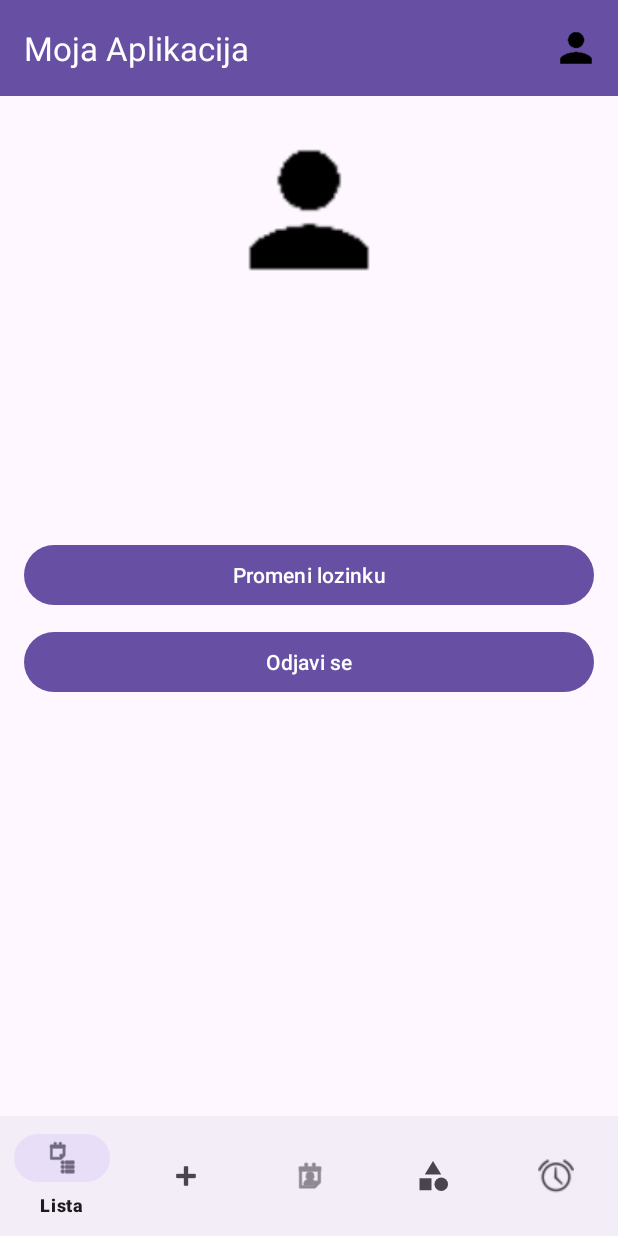
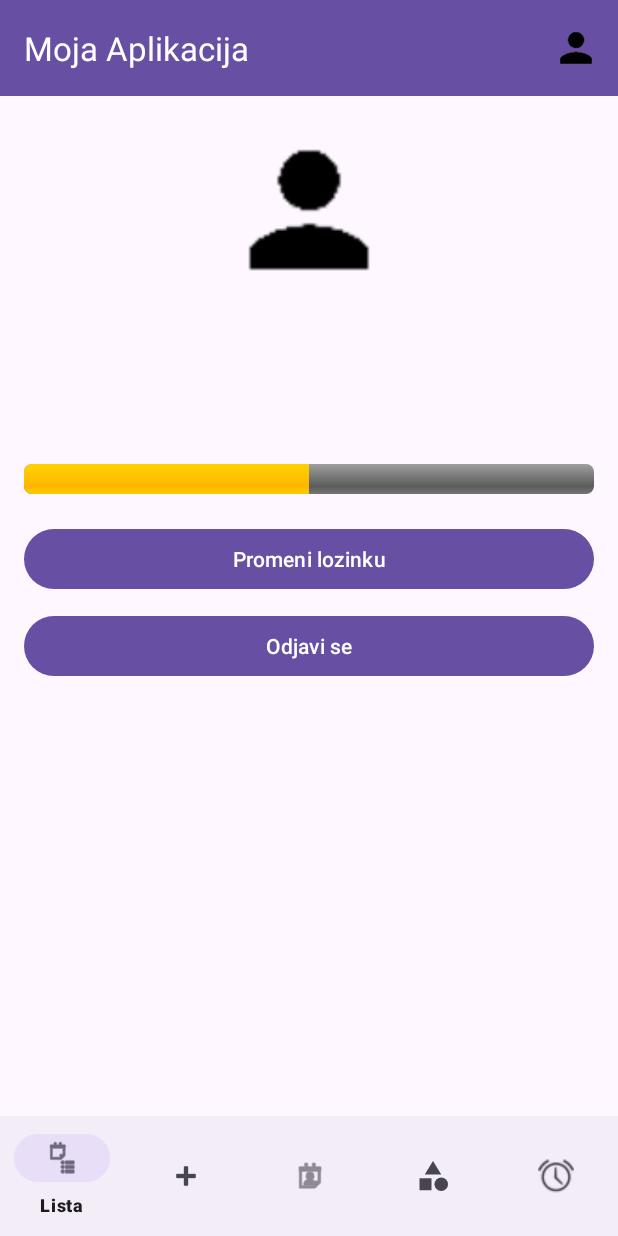
Before and after one commit to milosmat/e2-ma-tim40-2025, an Android app: the fragment ProfileFragment placed in its activity, on a phone screen of 412 x 824 dp. Run offline under Robolectric (Android 15) with nearby library versions, the phone set to English and light mode, and no system bars; our stand-ins replace Firebase (no records; nobody signed in at launch, a user with empty details on screens opened directly); 1 statement that could not run was skipped.

Commit message:
progres bar

```diff
--- a/app/src/main/java/com/example/mobilneaplikacije/ui/profile/ProfileFragment.java
+++ b/app/src/main/java/com/example/mobilneaplikacije/ui/profile/ProfileFragment.java
@@ -47,8 +47,8 @@ public class ProfileFragment extends Fragment {
         tvLevel = view.findViewById(R.id.tvLevel);
         tvTitle = view.findViewById(R.id.tvTitle);
         tvPP = view.findViewById(R.id.tvPP);
-        tvXP = view.findViewById(R.id.tvXP);
-        tvNexLvlXP = view.findViewById(R.id.tvNextLvlXP);
+        //tvXP = view.findViewById(R.id.tvXP);
+        //tvNexLvlXP = view.findViewById(R.id.tvNextLvlXP);
         tvCoins = view.findViewById(R.id.tvCoins);
 
         Button btnLogout = view.findViewById(R.id.btnLogout);
@@ -81,8 +81,13 @@ public class ProfileFragment extends Fragment {
                 tvLevel.setText("Nivo: " + player.getLevel());
                 tvTitle.setText("Titula: " + player.getTitle());
                 tvPP.setText("PP: " + player.getPp());
-                tvXP.setText("XP: " + player.getXp());
-                tvNexLvlXP.setText("Potreban XP za sledeci nivo: " + levelManager.getXpForNextLevel(player.getLevel()));
+                //tvXP.setText("XP: " + player.getXp());
+                //tvNexLvlXP.setText("Potreban XP za sledeci nivo: " + levelManager.getXpForNextLevel(player.getLevel()));
+
+                ProgressBar progressBar = getView().findViewById(R.id.progressBarXP);
+                progressBar.setMax( levelManager.getXpForNextLevel(player.getLevel()));
+                progressBar.setProgress(player.getXp());
+
                 tvCoins.setText("Novcici: " + player.getCoins());
 
                 int avatarRes = getResources().getIdentifier(
--- a/app/src/main/res/layout/fragment_profile.xml
+++ b/app/src/main/res/layout/fragment_profile.xml
@@ -34,13 +34,14 @@
             android:layout_width="wrap_content"
             android:layout_height="wrap_content"/>
 
-        <TextView android:id="@+id/tvXP"
-            android:layout_width="wrap_content"
-            android:layout_height="wrap_content"/>
-
-        <TextView android:id="@+id/tvNextLvlXP"
-            android:layout_width="wrap_content"
-            android:layout_height="wrap_content"/>
+        <ProgressBar
+            android:id="@+id/progressBarXP"
+            android:layout_width="match_parent"
+            android:layout_height="wrap_content"
+            android:max="100"
+            android:progress="50"
+            android:layout_marginTop="8dp"
+            style="@android:style/Widget.ProgressBar.Horizontal"/>
 
         <TextView android:id="@+id/tvCoins"
             android:layout_width="wrap_content"
```
